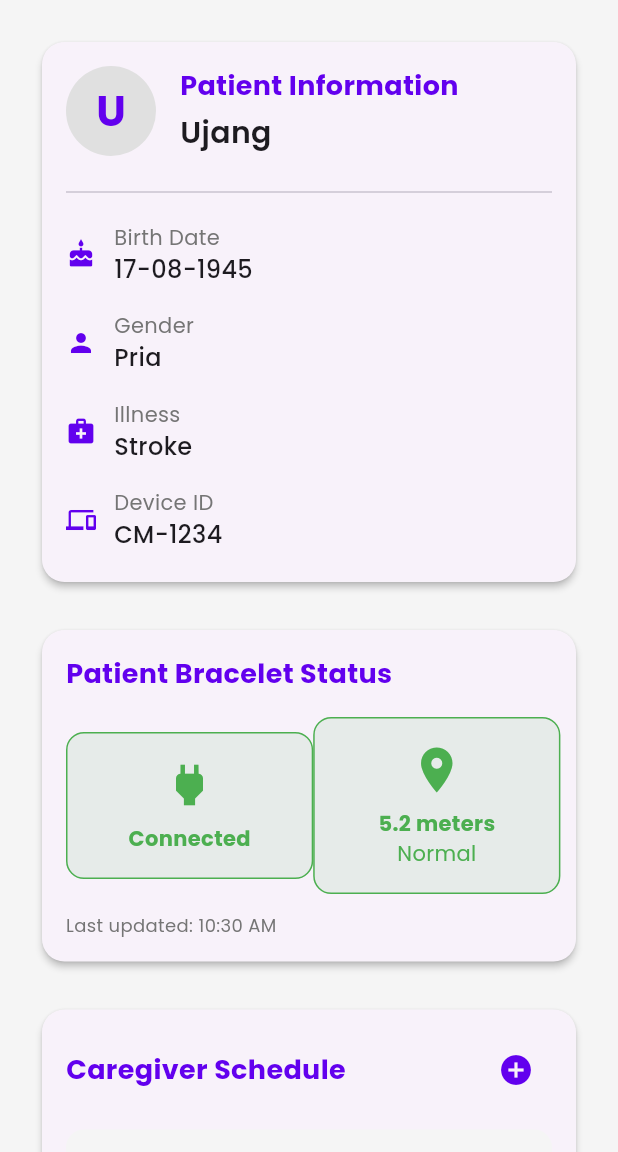
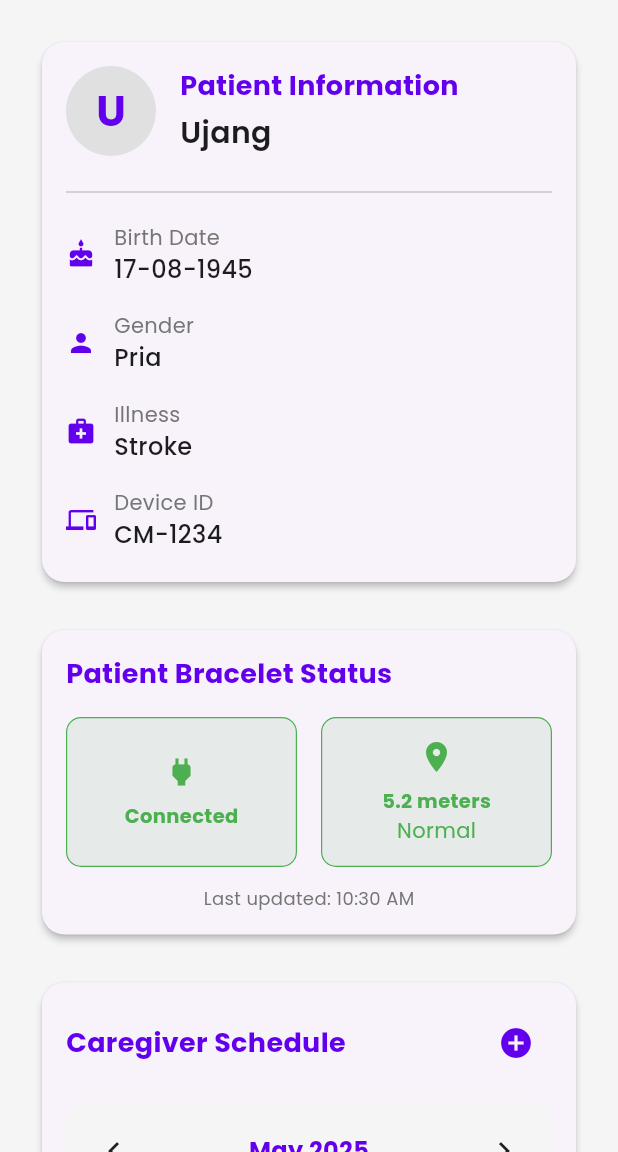
Before and after one commit to thaliafahira/CareMates-Mobile, a Flutter app: the DashboardPage screen opened directly, on a phone screen of 412 x 824 dp, the part 84-1236 px from its top. Run offline on Flutter 3.47's test engine with Material 3 defaults, Android fonts, the phone set to English and light mode, and no system bars; drawn by our look-alikes of table_calendar; our stand-ins replace google_fonts.

Commit message:
style: card sizing

```diff
--- a/caremates/lib/pages/dashboard_pages.dart
+++ b/caremates/lib/pages/dashboard_pages.dart
@@ -443,24 +443,27 @@ class _DashboardPageState extends State<DashboardPage> {
                       Row(
                         mainAxisAlignment: MainAxisAlignment.spaceEvenly,
                         children: [
-                          // Device Status
-                          Container(
-                            width: MediaQuery.of(context).size.width * 0.4,
-                            padding: const EdgeInsets.all(16),
+                          // Device Status - Fixed Width
+                          Expanded(
+                            child: Container(
+                              height: 100, // Fixed height for both containers
+                              margin: const EdgeInsets.only(right: 8),
+                              padding: const EdgeInsets.all(12),
                               decoration: BoxDecoration(
                                 color: isDeviceOn ? Colors.green.withOpacity(0.1) : Colors.red.withOpacity(0.1),
-                              borderRadius: BorderRadius.circular(12),
+                                borderRadius: BorderRadius.circular(10),
                                 border: Border.all(
                                   color: isDeviceOn ? Colors.green : Colors.red,
-                                width: 1,
+                                  width: 0.8,
                                 ),
                               ),
                               child: Column(
+                                mainAxisAlignment: MainAxisAlignment.center,
                                 children: [
                                   Icon(
                                     isDeviceOn ? Icons.power : Icons.power_off,
                                     color: isDeviceOn ? Colors.green : Colors.red,
-                                  size: 36,
+                                    size: 24,
                                   ),
                                   const SizedBox(height: 8),
                                   Text(
@@ -468,30 +471,35 @@ class _DashboardPageState extends State<DashboardPage> {
                                     style: TextStyle(
                                       fontWeight: FontWeight.bold,
                                       color: isDeviceOn ? Colors.green : Colors.red,
+                                      fontSize: 13
                                     ),
                                   ),
                                 ],
                               ),
                             ),
+                          ),
 
-                          // Distance Status
-                          Container(
-                            width: MediaQuery.of(context).size.width * 0.4,
-                            padding: const EdgeInsets.all(16),
+                          // Distance Status - Fixed Width
+                          Expanded(
+                            child: Container(
+                              height: 100, // Fixed height for both containers
+                              margin: const EdgeInsets.only(left: 8),
+                              padding: const EdgeInsets.all(12),
                               decoration: BoxDecoration(
                                 color: statusColor.withOpacity(0.1),
-                              borderRadius: BorderRadius.circular(12),
+                                borderRadius: BorderRadius.circular(10),
                                 border: Border.all(
                                   color: statusColor,
-                                width: 1,
+                                  width: 0.8,
                                 ),
                               ),
                               child: Column(
+                                mainAxisAlignment: MainAxisAlignment.center,
                                 children: [
                                   Icon(
                                     Icons.location_on,
                                     color: statusColor,
-                                  size: 36,
+                                    size: 24,
                                   ),
                                   const SizedBox(height: 8),
                                   Text(
@@ -499,6 +507,7 @@ class _DashboardPageState extends State<DashboardPage> {
                                     style: TextStyle(
                                       fontWeight: FontWeight.bold,
                                       color: statusColor,
+                                      fontSize: 13
                                     ),
                                   ),
                                   Text(
@@ -510,16 +519,18 @@ class _DashboardPageState extends State<DashboardPage> {
                                 ],
                               ),
                             ),
+                          ),
                         ],
                       ),
                       const SizedBox(height: 12),
-                      Text(
+                      Center(
+                        child: Text(
                           'Last updated: ${DateFormat('hh:mm a').format(DateTime.now())}',
                           style: TextStyle(
                             color: Colors.grey[600],
                             fontSize: 12,
                           ),
-                        textAlign: TextAlign.center,
+                        ),
                       ),
                     ],
                   ),
```
Also changed, not shown: caremates/pubspec.lock. Lines whose indentation alone changed are shown as unchanged.
